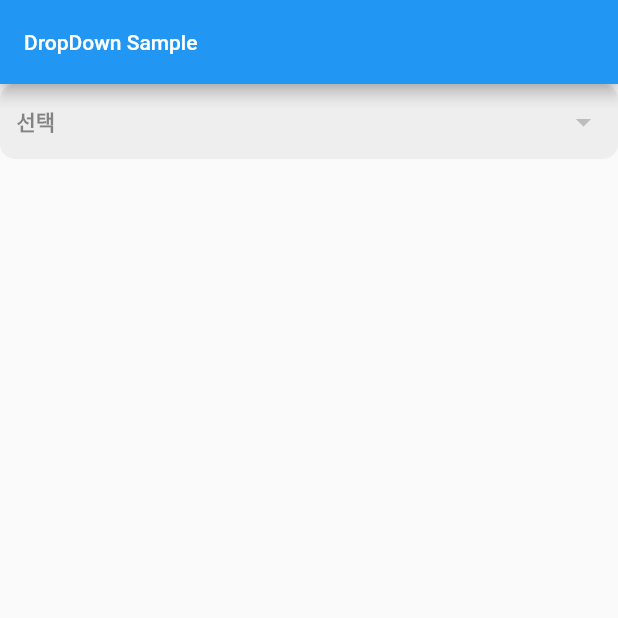
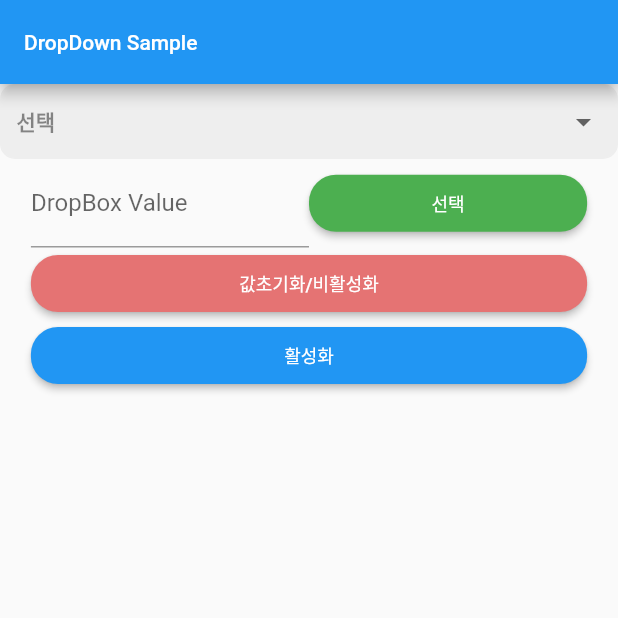
Before and after one commit to baekhj/flutter_widget_sample, a Flutter app: the dropdownSample screen opened directly, on a phone screen of 412 x 824 dp, the top half of it. Run offline on Flutter 3.47's test engine with Material 2 defaults, Android fonts, the phone set to English and light mode, and no system bars; our stand-ins replace toast.

Commit message:
DropDown 예시 추가

```diff
--- a/lib/SAMPLE/BUTTON/buttonUtil.dart
+++ b/lib/SAMPLE/BUTTON/buttonUtil.dart
@@ -2,7 +2,7 @@ import 'package:flutter/material.dart';
 
 SizedBox approBottomBtn(String btnNm, double btnSize, Function onClickEvent){
   return SizedBox(
-    width: 100,
+    width: btnSize,
     child: RaisedButton(
       onPressed: onClickEvent,
       child: Text(
@@ -23,9 +23,9 @@ SizedBox approBottomBtn(String btnNm, double btnSize, Function onClickEvent){
   );
 }
 
-SizedBox cancelBottomBtn(String btnNm, Function onClickEvent){
+SizedBox cancelBottomBtn(String btnNm, double btnSize, Function onClickEvent){
   return SizedBox(
-    width: 100,
+    width: btnSize,
     child: RaisedButton(
       onPressed: onClickEvent,
       child: Text(
--- a/lib/SAMPLE/DROPDOWN/dropdownSample.dart
+++ b/lib/SAMPLE/DROPDOWN/dropdownSample.dart
@@ -1,4 +1,5 @@
 import 'package:flutter/material.dart';
+import 'package:flutter_widget_sample/SAMPLE/BUTTON/buttonUtil.dart';
 import 'package:flutter_widget_sample/SAMPLE/DROPDOWN/dropdownUtil.dart';
 import 'package:toast/toast.dart';
 
@@ -15,7 +16,15 @@ class dropdownSample extends StatefulWidget {
 class _dropdownSampleState extends State<dropdownSample> {
 
   String _selectValue = ''; //선택된값 처리용
-  bool _isDisable = true; //disabled 처리용
+  bool _isDisable = false; //disabled 처리용
+
+  TextEditingController valCtr; //FieldController..
+
+  @override
+  void initState() {
+    super.initState();
+    valCtr = TextEditingController();
+  }
 
   @override
   Widget build(BuildContext context) {
@@ -25,6 +34,8 @@ class _dropdownSampleState extends State<dropdownSample> {
       {"text":"가", "value":"A",},
       {"text":"나", "value":"B",},
       {"text":"다", "value":"C",},
+      {"text":"라", "value":"D",},
+      {"text":"마", "value":"E",},
     ];
 
     return Scaffold(
@@ -54,7 +65,50 @@ class _dropdownSampleState extends State<dropdownSample> {
                 Toast.show("text : "+text + " / value : " +value, context, duration: 1, gravity: 1);
               }),
             ),
-
+            Row(
+              mainAxisAlignment: MainAxisAlignment.center,
+              crossAxisAlignment: CrossAxisAlignment.center,
+              children: [
+                Container(
+                  width: MediaQuery.of(context).size.width*0.45,
+                  child: TextField(
+                    controller: valCtr,
+                    decoration: InputDecoration(
+                      labelText: 'DropBox Value',
+                    ),
+                  ),
+                ),
+                bottomDefaultBtn("선택", MediaQuery.of(context).size.width*0.45, () {
+                  bool isOk = false;
+                  dataList.forEach((element) {
+                    if(element['value']==valCtr.text){
+                      isOk = true;
+                      setState(() {
+                        _selectValue = valCtr.text;
+                      });
+                    }
+                  });
+                  if(isOk == false){
+                    Toast.show("데이터가  존재하지 않습니다.", context, duration: 1, gravity: 1);
+                  }else{
+                    valCtr.text = '';
+                    FocusScopeNode currentFocus = FocusScope.of(context);
+                    currentFocus.unfocus();
+                  }
+                }),
+              ],
+            ),
+            cancelBottomBtn("값초기화/비활성화", MediaQuery.of(context).size.width*0.9, () {
+              setState(() {
+                _selectValue='';
+                _isDisable = true;
+              });
+            }),
+            approBottomBtn("활성화", MediaQuery.of(context).size.width*0.9, () {
+              setState(() {
+                _isDisable = false;
+              });
+            }),
           ],
         ),
       ),
```
